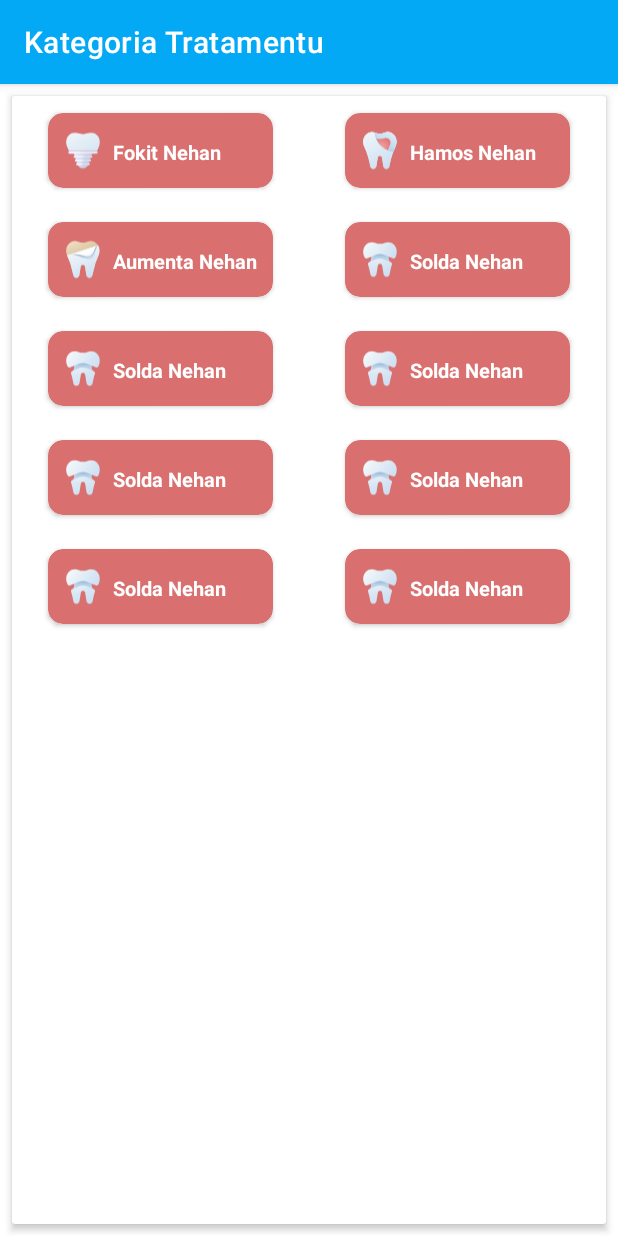
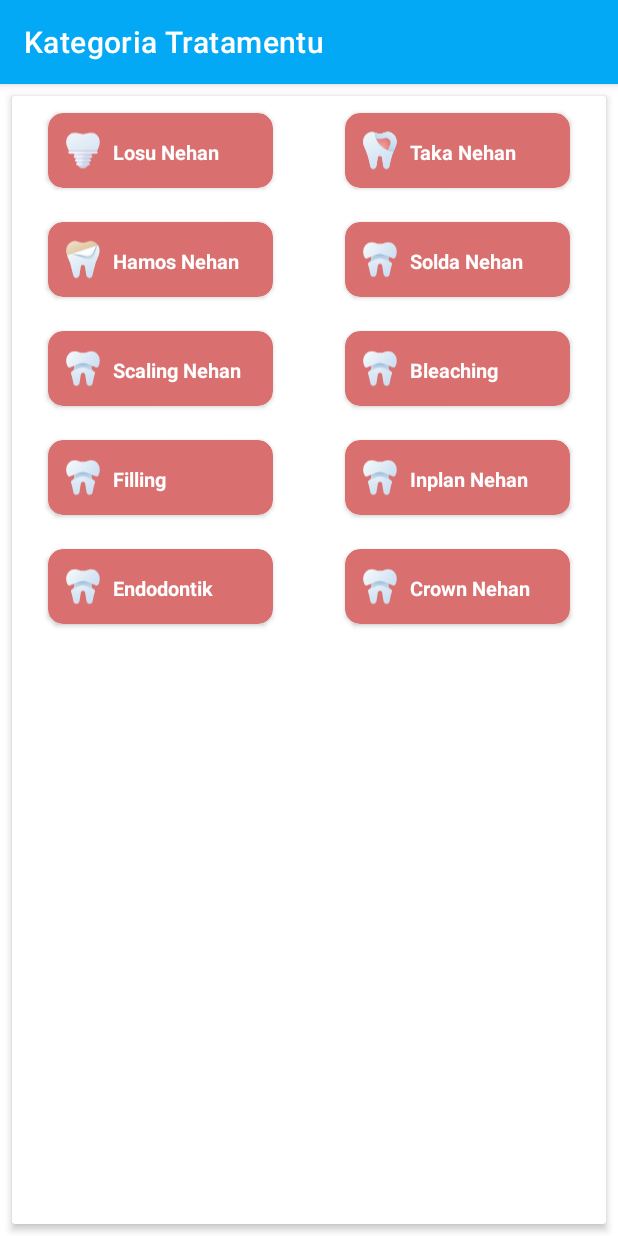
Before and after one commit to Rivaldo21/ReveeAndroid, an Android app: the CategoryActivity screen opened directly, with no data from a screen before it, on a phone screen of 412 x 824 dp. Run offline under Robolectric (Android 15) with nearby library versions, the phone set to English and light mode, and no system bars; Roboto replaces fonts that are not available here.

Commit message:
Update Grid

```diff
--- a/app/src/main/java/com/diary/klinikapp/CategoryActivity.java
+++ b/app/src/main/java/com/diary/klinikapp/CategoryActivity.java
@@ -33,15 +33,15 @@ public class CategoryActivity extends AppCompatActivity {
     private void gridItemShow() {
         arrayList = new ArrayList<Pojo>();
 
-        arrayList.add(new Pojo("Fokit Nehan", "Diskontu Konsulta nehan...", R.drawable.ic_12));
-        arrayList.add(new Pojo("Hamos Nehan", "Diskontu Konsulta nehan...", R.drawable.ic_13));
-        arrayList.add(new Pojo("Aumenta Nehan", "Diskontu Konsulta nehan...", R.drawable.ic_14));
-        arrayList.add(new Pojo("Solda Nehan", "Diskontu Konsulta nehan...", R.drawable.ic_15));
-        arrayList.add(new Pojo("Solda Nehan", "Diskontu Konsulta nehan...", R.drawable.ic_15));
-        arrayList.add(new Pojo("Solda Nehan", "Diskontu Konsulta nehan...", R.drawable.ic_15));
-        arrayList.add(new Pojo("Solda Nehan", "Diskontu Konsulta nehan...", R.drawable.ic_15));
-        arrayList.add(new Pojo("Solda Nehan", "Diskontu Konsulta nehan...", R.drawable.ic_15));
-        arrayList.add(new Pojo("Solda Nehan", "Diskontu Konsulta nehan...", R.drawable.ic_15));
-        arrayList.add(new Pojo("Solda Nehan", "Diskontu Konsulta nehan...", R.drawable.ic_15));
+        arrayList.add(new Pojo("Losu Nehan", "", R.drawable.ic_12));
+        arrayList.add(new Pojo("Taka Nehan", "", R.drawable.ic_13));
+        arrayList.add(new Pojo("Hamos Nehan", "", R.drawable.ic_14));
+        arrayList.add(new Pojo("Solda Nehan", "", R.drawable.ic_15));
+        arrayList.add(new Pojo("Scaling Nehan", "", R.drawable.ic_15));
+        arrayList.add(new Pojo("Bleaching", "", R.drawable.ic_15));
+        arrayList.add(new Pojo("Filling", "", R.drawable.ic_15));
+        arrayList.add(new Pojo("Inplan Nehan", "", R.drawable.ic_15));
+        arrayList.add(new Pojo("Endodontik", "", R.drawable.ic_15));
+        arrayList.add(new Pojo("Crown Nehan", "", R.drawable.ic_15));
     }
 }
--- a/app/src/main/res/layout/content_list.xml
+++ b/app/src/main/res/layout/content_list.xml
@@ -9,7 +9,7 @@
         android:layout_gravity="center"
         android:layout_margin="7dp"
         app:cardCornerRadius="5dp"
-        app:cardElevation="3dp"
+        app:cardElevation="2dp"
         android:layout_width="match_parent"
         android:layout_height="match_parent">
 
@@ -38,7 +38,7 @@
                     android:layout_width="match_parent"
                     android:layout_height="wrap_content"
                     android:text="Venom : Let There Be Canarge"
-                    android:textSize="18sp"
+                    android:textSize="14sp"
                     android:textStyle="bold" />
 
                 <TextView
```
